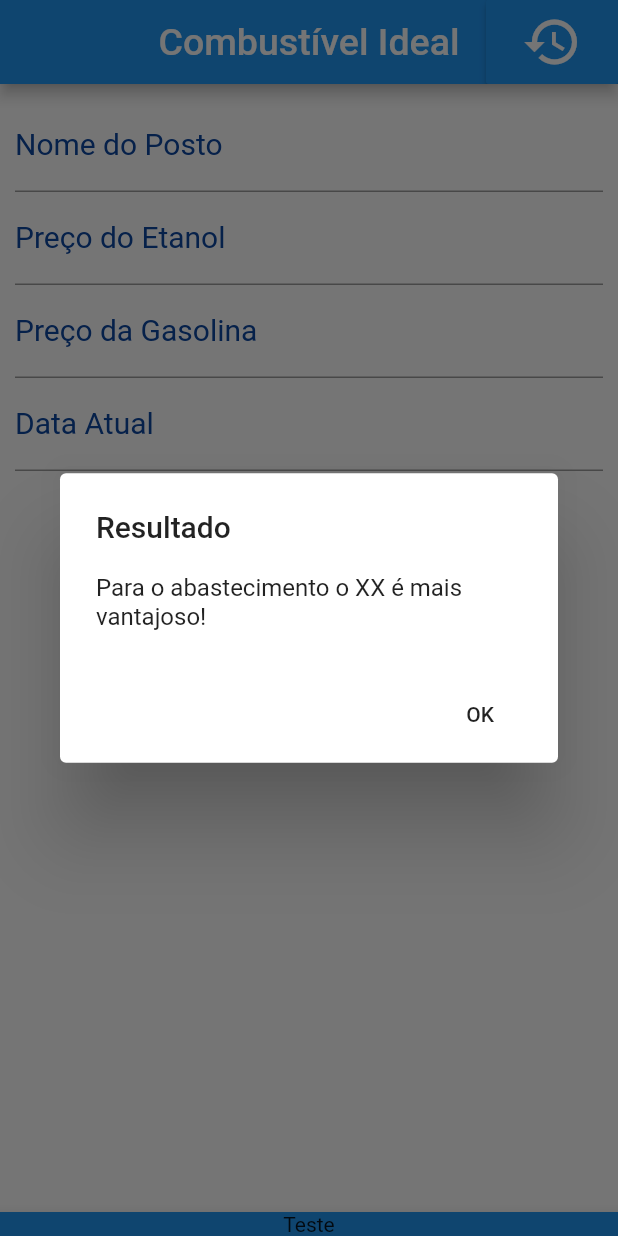
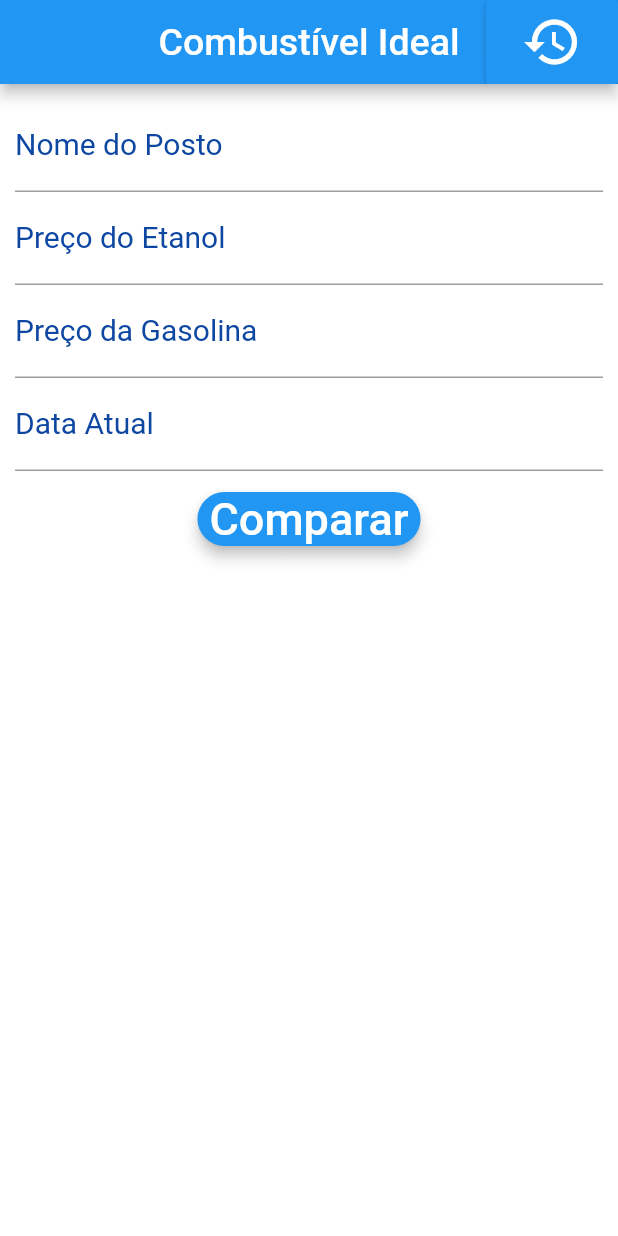
Before and after one commit to weberthmo/combustivel_ideal, a Flutter app: the screen it shows after launch, after a tap on "Comparar", on a phone screen of 412 x 824 dp. Run offline on Flutter 3.47's test engine with Material 2 defaults, Android fonts, the phone set to English and light mode, and no system bars; our stand-ins replace sqflite; accounts and stored records are empty.

```diff
--- a/lib/main.dart
+++ b/lib/main.dart
@@ -48,9 +48,9 @@ class SplashScreenState extends State<SplashScreen> {
   @override
   Widget build(BuildContext context) {
     AppBar appBar = AppBar(
-      title: Text("App Combustível Ideal"),
+      title: Text ("Etanol VS Gasolina", style: TextStyle(color: Colors.white, fontSize: 25),),
       centerTitle: true,
-      backgroundColor: Colors.white,
+      backgroundColor: Colors.blue,
     );
 
     Scaffold scaffold = Scaffold(
@@ -63,13 +63,16 @@ class SplashScreenState extends State<SplashScreen> {
             mainAxisAlignment: MainAxisAlignment.center,
             children: <Widget>[
               getImage("logo_combustivel.png"),
-
             ],
           ),
         ),
       ),
 
+      bottomNavigationBar: BottomAppBar(
+        child: Text("Teste" , textAlign: TextAlign.center,),
+        color: Colors.blue,
 
+      ),
     );
 
     return scaffold;
--- a/lib/page/historico_page.dart
+++ b/lib/page/historico_page.dart
@@ -3,7 +3,7 @@ import 'package:combustivel_ideal/helpers/comparacao_helper.dart';
 import 'package:combustivel_ideal/model/comparacao.dart';
 import 'package:flutter/material.dart';
 import 'package:flutter/rendering.dart';
-import 'dart:io';
+//import 'dart:io';
 
 
 
--- a/lib/page/home_page.dart
+++ b/lib/page/home_page.dart
@@ -1,36 +1,79 @@
-
 import 'package:combustivel_ideal/helpers/comparacao_helper.dart';
 import 'package:flutter/material.dart';
 import 'package:flutter/painting.dart';
 import 'package:flutter/rendering.dart';
 import 'package:combustivel_ideal/page/historico_page.dart';
-//import 'package:combustivel_ideal/model/comparacao.dart';
+import 'package:combustivel_ideal/model/comparacao.dart';
+import 'package:sqflite/sqflite.dart';
 
 
 class Home extends StatefulWidget {
 
-  @override
+
+  final Comparacao comparacao;
+
+  Home({this.comparacao});
 
   _HomeState createState() => _HomeState();
 }
-
 
 class _HomeState extends State<Home> {
 
   ComparacaoHelper helper = ComparacaoHelper();
 
-  @override
-  void initState() {
-    super.initState();
+  final _postoController = TextEditingController();
+  final _etanolController = TextEditingController();
+  final _gasolinaController = TextEditingController();
+  final _dataatualController = TextEditingController();
+  String opcao = "";
+
+  Comparacao _comparacaoTemp;
+
+   void melhorOpcao(){
+     setState(() {
+
+      double gasolina = double.parse(_gasolinaController.text);
+      double etanol = double.parse(_etanolController.text);
+      double x = etanol / gasolina;
+      if (x < 0.7) {
+         opcao = "Etanol";
+        print ("$opcao");
+      } else {
+         opcao = "Gasolina";
+        print ("$opcao");
+      }
+    });
   }
-
-  TextEditingController _textFieldController = TextEditingController();
 
   _onClear() {
     setState(() {
       _textFieldController.text = "";
     });
   }
+
+
+
+  Future salvar() async{
+
+  }
+
+
+//@override
+//void initState() {
+   //super.initState();
+  //_comparacaoTemp = Comparacao.fromMap(widget.comparacao.toMap());
+   //_postoController.text = _comparacaoTemp.posto;
+  //_etanolController.text = _comparacaoTemp.precoEtanol;
+  //_gasolinaController.text = _comparacaoTemp.precoGasolina;
+  //_dataatualController.text = _comparacaoTemp.dataAtual;
+
+// }
+
+
+
+
+  TextEditingController _textFieldController = TextEditingController();
+
 
 //Informações sobre o APP
   //PackageInfo packageInfo = await PackageInfo.fromPlatform();
@@ -39,25 +82,20 @@ class _HomeState extends State<Home> {
   //String packageName = packageInfo.packageName;
   //String version = packageInfo.version;
  // String buildNumber = packageInfo.buildNumber;
-//
+
 
 
 //inicio limpar campos
-  TextEditingController gasolinaController = TextEditingController();
-  TextEditingController etanolController = TextEditingController();
-  TextEditingController postoController = TextEditingController();
-  TextEditingController dataController = TextEditingController();
+
 
   void _limparCampos(){
-    gasolinaController.text= "";
-    etanolController.text= "";
-    postoController.text= "";
-    dataController.text= "";
+    _gasolinaController.text= "";
+    _etanolController.text= "";
+    _postoController.text= "";
+    _dataatualController.text= "";
 
   }
 //fim limpar campos
-
-
 
 Widget botaoOK = FlatButton(
     child: Text("OK"),
@@ -65,15 +103,9 @@ Widget botaoOK = FlatButton(
     },
   );
 
-
-
-
   Widget buildAppBar(){
     return AppBar(
     title: Text ("Combustível Ideal", style: TextStyle(color: Colors.white, fontSize: 25),),
-
-
-
     centerTitle: true,
     backgroundColor: Colors.blue,
 
@@ -114,24 +146,44 @@ Widget botaoOK = FlatButton(
             TextField(
               decoration: InputDecoration(labelText: "Nome do Posto", labelStyle: TextStyle(color: Colors.blue[900], fontSize: 20)),
               keyboardType: TextInputType.text,
-              controller: postoController,
+
+              onChanged: (text){
+                //_comparacaoEdited = true;
+                 _comparacaoTemp.posto = text;
+                },
+                controller: _postoController,
             ),
             TextField(
               decoration: InputDecoration(labelText: "Preço do Etanol", labelStyle: TextStyle(color: Colors.blue[900], fontSize: 20)),
               keyboardType: TextInputType.number,
-              controller: etanolController,
+              onChanged: (text){
+                //_comparacaoEdited = true;
+                _comparacaoTemp.precoEtanol = text;
+                },
+              controller: _etanolController,
+
 
             ),
             TextField(
               decoration: InputDecoration(labelText: "Preço da Gasolina", labelStyle: TextStyle(color: Colors.blue[900], fontSize: 20)),
               keyboardType: TextInputType.number,
-              controller: gasolinaController,
+
+              onChanged: (text){
+                //_comparacaoEdited = true;
+                 _comparacaoTemp.precoGasolina = text;
+                },
+                controller: _gasolinaController,
             ),
             TextField(
-              decoration: InputDecoration(labelText: "Data Atual", labelStyle: TextStyle(color: Colors.blue[900], fontSize: 20)),
+              decoration: InputDecoration(labelText: "Data Atual",labelStyle: TextStyle(color: Colors.blue[900], fontSize: 20)),
               style: TextStyle(color: Colors.blue),
               keyboardType: TextInputType.datetime,
-              controller: dataController,
+
+              onChanged: (text){
+                //_comparacaoEdited = true;
+                 _comparacaoTemp.dataAtual = text;
+                },
+                controller: _dataatualController,
             ),
 
 
@@ -148,17 +200,20 @@ Widget botaoOK = FlatButton(
                       shape: RoundedRectangleBorder(borderRadius: new BorderRadius.circular(30.0)),
 
                       onPressed:(){
+                        salvar();
+                        melhorOpcao();
                         showDialog(
                           context: context,
                           builder: (ctxt) => new AlertDialog(
                           title: Text("Resultado"),
-                          content: Text("Para o abastecimento o XX é mais vantajoso!"),
+                          content: Text("Para o abastecimento com $opcao e mais Vantajoso!"),
+
+
                           actions: <Widget>[
                             //botaoOK
 
                             FlatButton(
                               child: Text("OK"),
-
                                 onPressed: () {
                                   _onClear();
                                   Navigator.pop(context);
@@ -180,11 +235,6 @@ Widget botaoOK = FlatButton(
             ),
           ),
 
-      bottomNavigationBar: BottomAppBar(
-        child: Text("Teste" , textAlign: TextAlign.center,),
-        color: Colors.blue,
-
-      ),
     );
   }
   @override
@@ -192,4 +242,6 @@ Widget botaoOK = FlatButton(
     return buildScaffold();
     //return Container();
  }
+
+
 }
```
Also changed, not shown: lib/page/splash_page.dart (+40 -5 lines).
